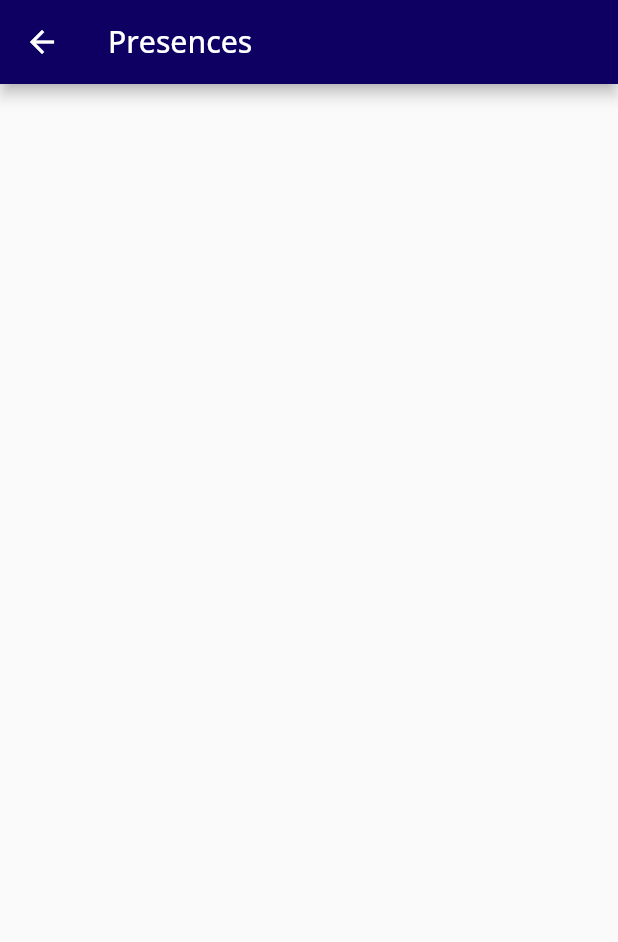
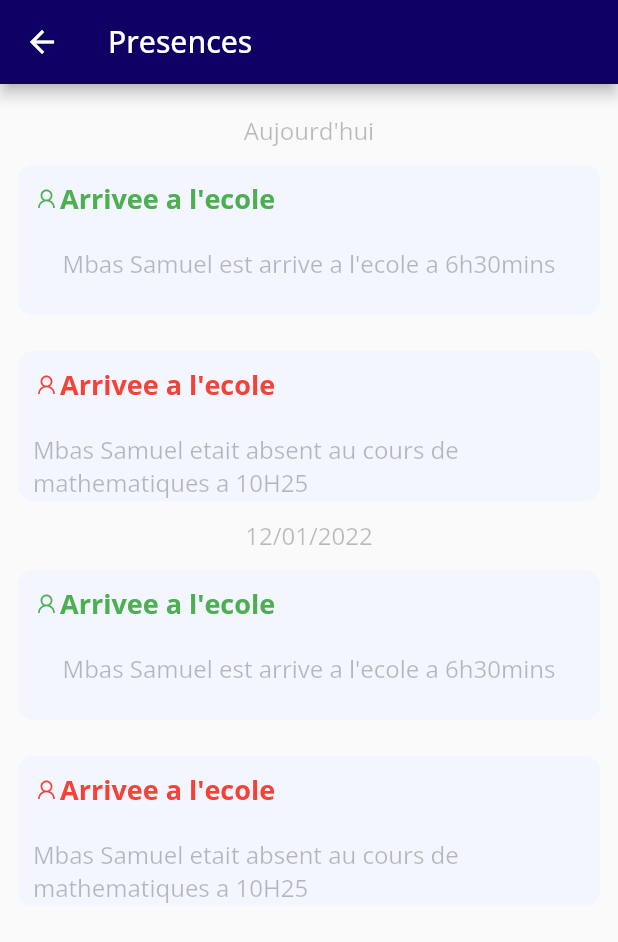
Before and after one commit to baimamboukar/heldis, a Flutter app: the Presences screen opened by its route, on a phone screen of 412 x 824 dp. Shown: the top 942 px of the screen. Run offline on Flutter 3.47's test engine with Material 2 defaults, Android fonts, the phone set to English and light mode, and no system bars; our stand-ins replace firebase_core, flutter_riverpod, google_fonts, line_icons; accounts and stored records are empty.

Commit message:
final touch

```diff
--- a/lib/screens/presences.dart
+++ b/lib/screens/presences.dart
@@ -1,4 +1,6 @@
 import 'package:flutter/material.dart';
+import 'package:heldis/utils/utils.dart';
+import 'package:line_icons/line_icons.dart';
 
 class Presences extends StatelessWidget {
   const Presences({Key? key}) : super(key: key);
@@ -8,6 +10,103 @@ class Presences extends StatelessWidget {
   Widget build(BuildContext context) {
     return Scaffold(
       appBar: AppBar(title: const Text("Presences")),
+      body: SingleChildScrollView(
+        child: Column(children: [
+          const SizedBox(
+            height: 20,
+          ),
+          Text(
+            "Aujourd'hui",
+            style:
+                Styles.designText(color: Palette.dark, size: 16, bold: false),
+          ),
+          ...historic,
+          Text(
+            "12/01/2022",
+            style:
+                Styles.designText(color: Palette.dark, size: 16, bold: false),
+          ),
+          ...historic
+        ]),
+      ),
     );
   }
 }
+
+class PresenceLabel extends StatelessWidget {
+  final String type;
+  final String date;
+  final String time;
+
+  final String? message;
+  final bool danger;
+  const PresenceLabel(
+      {Key? key,
+      required this.type,
+      required this.date,
+      required this.time,
+      this.message,
+      required this.danger})
+      : super(key: key);
+
+  @override
+  Widget build(BuildContext context) {
+    return Padding(
+      padding: const EdgeInsets.all(12.0),
+      child: Container(
+        height: 100.0,
+        child: Padding(
+          padding: const EdgeInsets.all(10.0),
+          child: Column(
+            children: [
+              Row(
+                children: [
+                  Icon(
+                    LineIcons.user,
+                    color: danger ? Palette.error : Palette.success,
+                    size: 18.0,
+                  ),
+                  Text(
+                    "Arrivee a l'ecole",
+                    style: Styles.designText(
+                        color: danger ? Palette.error : Palette.success,
+                        size: 18.0,
+                        bold: true),
+                  )
+                ],
+              ),
+              const SizedBox(
+                height: 20.0,
+              ),
+              Text(
+                message ?? "",
+                style: Styles.designText(
+                    color: Palette.dark, size: 16.0, bold: false),
+              )
+            ],
+          ),
+        ),
+        decoration: BoxDecoration(
+            color: const Color(0xFFF3F5FF),
+            borderRadius: BorderRadius.circular(10.0)),
+      ),
+    );
+  }
+}
+
+List<PresenceLabel> historic = [
+  const PresenceLabel(
+    type: "Arivee a l'ecole",
+    date: "12/01/2022",
+    time: "06h30",
+    message: "Mbas Samuel est arrive a l'ecole a 6h30mins",
+    danger: false,
+  ),
+  const PresenceLabel(
+    type: "Absence en cours",
+    date: "12/01/2022",
+    time: "06h30",
+    message: "Mbas Samuel etait absent au cours de mathematiques a 10H25",
+    danger: true,
+  ),
+];
```
